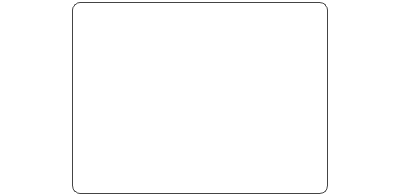
Above: src/main/ui/chat_message_widget.ui from muon23/anychat before the change. Below: the same form after it.
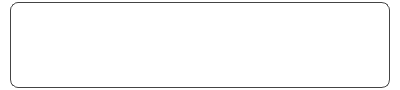
That is the form after the change.

Commit message: Chat message boxes resize worked

What changed in the file:
```diff
--- a/src/main/ui/chat_message_widget.ui
+++ b/src/main/ui/chat_message_widget.ui
@@ -29,38 +29,25 @@
             </string>
         </property>
         <layout class="QHBoxLayout" name="mainLayout">
+            <property name="spacing">
+                <number>0</number>
+            </property>
             <property name="leftMargin">
-                <number>0</number>
+                <number>10</number>
             </property>
             <property name="topMargin">
                 <number>2</number>
             </property>
             <property name="rightMargin">
-                <number>0</number>
+                <number>10</number>
             </property>
             <property name="bottomMargin">
                 <number>2</number>
             </property>
-            <item>
-                <spacer name="leftSpacer">
-                    <property name="orientation">
-                        <enum>Qt::Orientation::Horizontal</enum>
-                    </property>
-                    <property name="sizeType">
-                        <enum>QSizePolicy::Expanding</enum>
-                    </property>
-                    <property name="sizeHint" stdset="0">
-                        <size>
-                            <width>10</width>
-                            <height>20</height>
-                        </size>
-                    </property>
-                </spacer>
-            </item>
             <item>
                 <widget class="QTextEdit" name="messageContent">
                     <property name="sizePolicy">
-                        <sizepolicy hsizetype="Preferred" vsizetype="Fixed">
+                        <sizepolicy hsizetype="Preferred" vsizetype="Preferred">
                             <horstretch>0</horstretch>
                             <verstretch>0</verstretch>
                         </sizepolicy>
@@ -73,22 +60,6 @@
                     </property>
                 </widget>
             </item>
-            <item>
-                <spacer name="rightSpacer">
-                    <property name="orientation">
-                        <enum>Qt::Orientation::Horizontal</enum>
-                    </property>
-                    <property name="sizeType">
-                        <enum>QSizePolicy::Expanding</enum>
-                    </property>
-                    <property name="sizeHint" stdset="0">
-                        <size>
-                            <width>10</width>
-                            <height>20</height>
-                        </size>
-                    </property>
-                </spacer>
-            </item>
         </layout>
     </widget>
     <resources/>
```
The commit also changes 4 other files.
